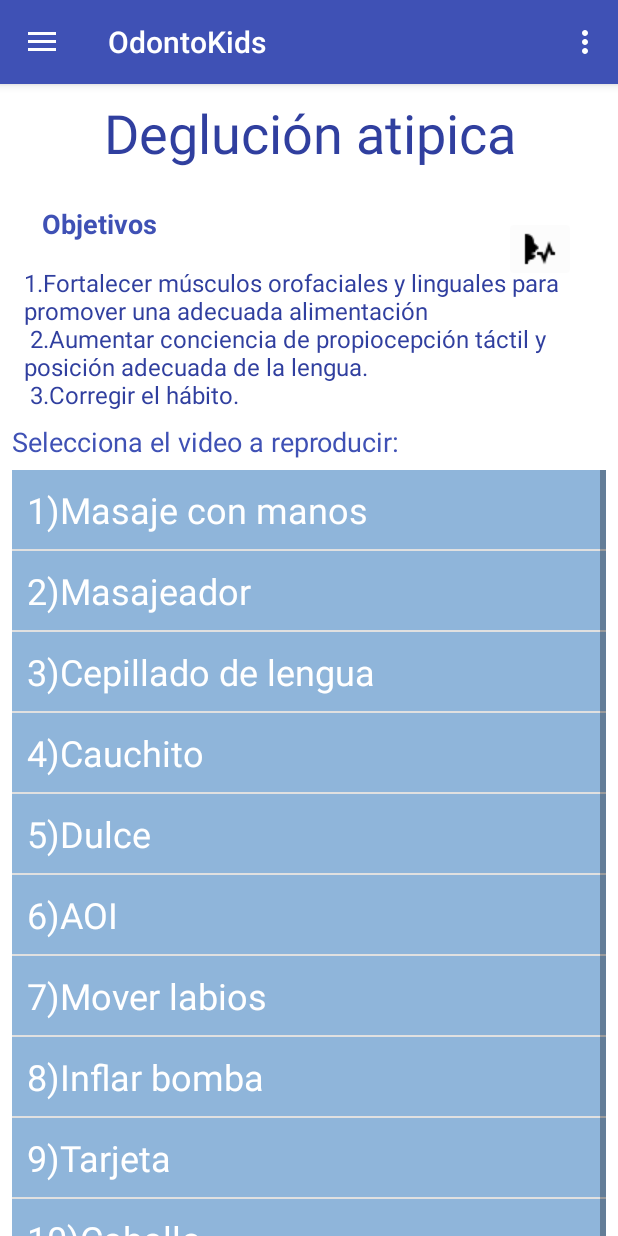
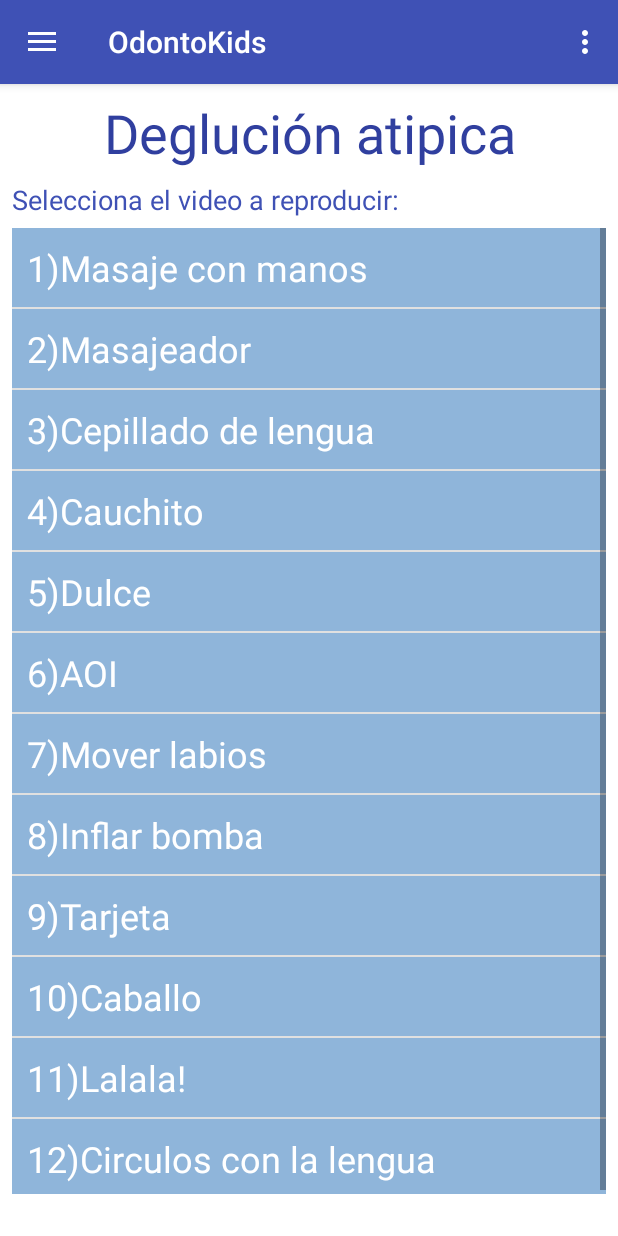
Before and after one commit to mimel94/OdontoKids, an Android app: the fragment AtipicaDeglucionFragment placed in its activity, on a phone screen of 412 x 824 dp. Run offline under Robolectric (Android 15) with nearby library versions, the phone set to English and light mode, and no system bars.

Commit message:
separated objectives and exercises of atipical deglution, put play and pause sound objectives

```diff
--- a/app/src/main/java/com/mimel/odontokids/AtipicaDeglucionFragment.java
+++ b/app/src/main/java/com/mimel/odontokids/AtipicaDeglucionFragment.java
@@ -39,8 +39,7 @@ public class AtipicaDeglucionFragment extends Fragment {
     private ListView lv1;
     private VideoView videoView;
     private ImageView imageLogo;
-    private ImageButton soundButon;
-    private MediaPlayer mp;
+
 
     private String nameTherapy [] = {"1)Masaje con manos","2)Masajeador","3)Cepillado de lengua","4)Cauchito",
             "5)Dulce","6)AOI","7)Mover labios","8)Inflar bomba","9)Tarjeta","10)Caballo","11)Lalala!",
@@ -55,14 +54,7 @@ public class AtipicaDeglucionFragment extends Fragment {
         lv1 = (ListView) rootView.findViewById(R.id.listPraxias);
         videoView = (VideoView) rootView.findViewById(R.id.videoView);
         imageLogo = (ImageView)rootView.findViewById(R.id.imageView2);
-        soundButon = (ImageButton) rootView.findViewById(R.id.objetivoSound);
-        mp = MediaPlayer.create(getActivity(), R.raw.deglucion);
-        soundButon.setOnClickListener(new View.OnClickListener() {
-            @Override
-            public void onClick(View view) {
-                mp.start();
-            }
-        });
+
 
         ArrayAdapter<String> adapter = new ArrayAdapter<String>(getActivity(), R.layout.list_item_therapy, nameTherapy );
         lv1.setAdapter(adapter);
--- a/app/src/main/res/layout/fragment_atipica_deglucion.xml
+++ b/app/src/main/res/layout/fragment_atipica_deglucion.xml
@@ -74,46 +74,6 @@
         android:textColor="@color/colorPrimary"
         android:textSize="18sp"
         app:layout_constraintStart_toStartOf="parent"
-        app:layout_constraintTop_toBottomOf="@+id/textView15" />
-
-    <TextView
-        android:id="@+id/textView14"
-        android:layout_width="wrap_content"
-        android:layout_height="wrap_content"
-        android:layout_marginLeft="28dp"
-        android:layout_marginTop="24dp"
-        android:text="@string/objetivos"
-        android:textColor="?attr/colorPrimary"
-        android:textSize="18sp"
-        android:textStyle="bold"
-        app:layout_constraintLeft_toLeftOf="parent"
         app:layout_constraintTop_toBottomOf="@+id/textView2" />
 
-    <TextView
-        android:id="@+id/textView15"
-        android:layout_width="0dp"
-        android:layout_height="wrap_content"
-        android:layout_marginEnd="8dp"
-        android:layout_marginLeft="16dp"
-        android:layout_marginStart="16dp"
-        android:layout_marginTop="16dp"
-        android:text="@string/objetivos_de_atipica"
-        android:textColor="@color/colorPrimaryDark"
-        android:textSize="16sp"
-        app:layout_constraintEnd_toEndOf="parent"
-        app:layout_constraintLeft_toLeftOf="parent"
-        app:layout_constraintStart_toStartOf="parent"
-        app:layout_constraintTop_toBottomOf="@+id/textView14" />
-
-    <ImageButton
-        android:id="@+id/objetivoSound"
-        android:layout_width="wrap_content"
-        android:layout_height="wrap_content"
-        android:layout_marginRight="28dp"
-        android:layout_marginTop="88dp"
-        android:backgroundTint="@color/cardview_shadow_end_color"
-        android:src="@drawable/hablar"
-        app:layout_constraintRight_toRightOf="parent"
-        app:layout_constraintTop_toTopOf="parent" />
-
 </android.support.constraint.ConstraintLayout>
--- a/app/src/main/res/values/strings.xml
+++ b/app/src/main/res/values/strings.xml
@@ -38,9 +38,10 @@
     <string name="objetivos_oral2">
                                     6) Causar el cierre de los labios en reposo.
                                     \n\n7) Eliminar el hábito de respirar por la boca.</string>
-    <string name="objetivos_de_atipica">1.Fortalecer músculos orofaciales y linguales para promover una adecuada alimentación\n
-                                        2.Aumentar conciencia de propiocepción táctil y posición adecuada de la lengua.\n
-                                        3.Corregir el hábito.</string>
+    <string name="objetivos_de_atipica">1) Fortalecer los músculos de la boca, la lengua, el paladar y la cara; para promover una adecuada alimentación.
+                                        \n\n2) Promover el entendimiento acerca de la posición que debe ocupar la lengua dentro de la boca, y de la forma en como ésta se relaciona con los demás órganos (dientes, mejillas, labios).
+                                        </string>
+    <string name="objetivos_de_atipica1">3)Corregir el hábito.</string>
     <string name="my_points">Mis puntos</string>
     <string name="reset_points">Reiniciar Puntos</string>
 </resources>
```
Also changed, not shown: app/src/main/java/com/mimel/odontokids/MainActivity.java (+17 -7 lines), app/src/main/java/com/mimel/odontokids/ObjectivesAtipicaDeglucionFragment.java (added, +75 -0 lines), app/src/main/res/layout/fragment_objectives_atipica_deglucion.xml (added, +144 -0 lines).
